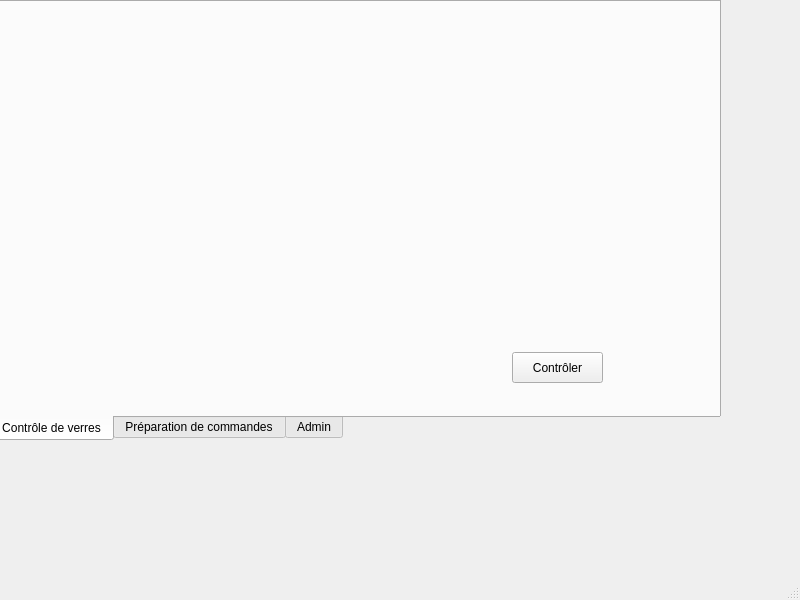
Qt form mainwindow.ui (bsellier/lpc) before a commit.
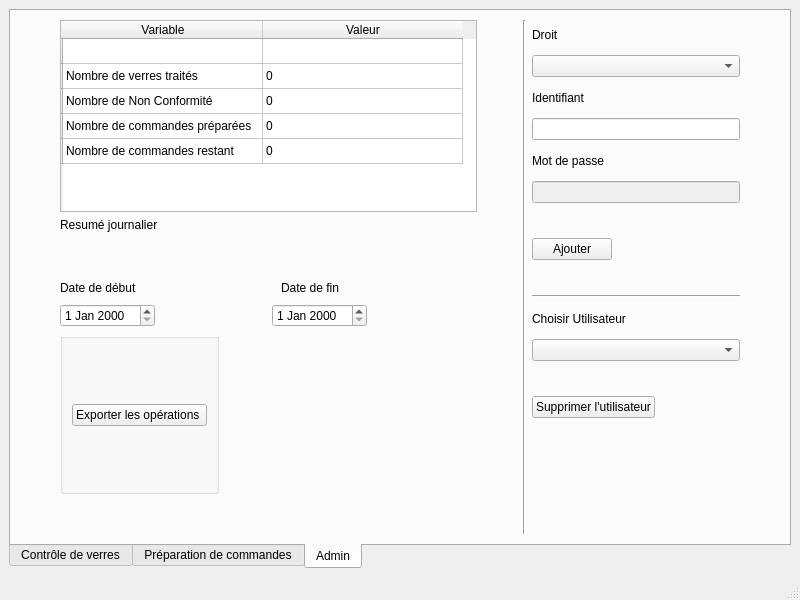
The same form after that commit.

Patch:
```diff
--- a/mainwindow.ui
+++ b/mainwindow.ui
@@ -10,54 +10,954 @@
     <height>600</height>
    </rect>
   </property>
+  <property name="minimumSize">
+   <size>
+    <width>800</width>
+    <height>600</height>
+   </size>
+  </property>
   <property name="windowTitle">
    <string>MainWindow</string>
   </property>
   <widget class="QWidget" name="centralwidget">
-   <widget class="QTabWidget" name="tabWidget">
-    <property name="geometry">
-     <rect>
-      <x>-10</x>
-      <y>0</y>
-      <width>731</width>
-      <height>441</height>
-     </rect>
-    </property>
-    <property name="tabPosition">
-     <enum>QTabWidget::South</enum>
-    </property>
-    <property name="currentIndex">
-     <number>0</number>
-    </property>
-    <widget class="QWidget" name="tab">
-     <attribute name="title">
-      <string>Contrôle de verres</string>
-     </attribute>
-     <widget class="QPushButton" name="pushButton">
-      <property name="geometry">
-       <rect>
-        <x>520</x>
-        <y>350</y>
-        <width>91</width>
-        <height>31</height>
-       </rect>
+   <layout class="QGridLayout" name="gridLayout">
+    <item row="0" column="0">
+     <widget class="QTabWidget" name="tabWidget">
+      <property name="tabPosition">
+       <enum>QTabWidget::South</enum>
       </property>
-      <property name="text">
-       <string>Contrôler</string>
+      <property name="currentIndex">
+       <number>2</number>
       </property>
+      <widget class="QWidget" name="tbControle">
+       <attribute name="title">
+        <string>Contrôle de verres</string>
+       </attribute>
+       <widget class="QPushButton" name="cmdControler">
+        <property name="geometry">
+         <rect>
+          <x>260</x>
+          <y>140</y>
+          <width>141</width>
+          <height>41</height>
+         </rect>
+        </property>
+        <property name="text">
+         <string>Commencer le contrôle</string>
+        </property>
+        <property name="checkable">
+         <bool>false</bool>
+        </property>
+       </widget>
+       <widget class="QComboBox" name="typeVerre">
+        <property name="geometry">
+         <rect>
+          <x>40</x>
+          <y>30</y>
+          <width>161</width>
+          <height>22</height>
+         </rect>
+        </property>
+       </widget>
+       <widget class="QLabel" name="label">
+        <property name="geometry">
+         <rect>
+          <x>40</x>
+          <y>10</y>
+          <width>71</width>
+          <height>16</height>
+         </rect>
+        </property>
+        <property name="text">
+         <string>Type de verre</string>
+        </property>
+       </widget>
+       <widget class="QLabel" name="label_2">
+        <property name="geometry">
+         <rect>
+          <x>40</x>
+          <y>80</y>
+          <width>161</width>
+          <height>16</height>
+         </rect>
+        </property>
+        <property name="text">
+         <string>Numéro de commande</string>
+        </property>
+       </widget>
+       <widget class="QLabel" name="label_3">
+        <property name="geometry">
+         <rect>
+          <x>40</x>
+          <y>150</y>
+          <width>161</width>
+          <height>16</height>
+         </rect>
+        </property>
+        <property name="text">
+         <string>Numéro de dossier</string>
+        </property>
+       </widget>
+       <widget class="QComboBox" name="etatSurface">
+        <property name="geometry">
+         <rect>
+          <x>40</x>
+          <y>230</y>
+          <width>161</width>
+          <height>22</height>
+         </rect>
+        </property>
+       </widget>
+       <widget class="QLabel" name="label_6">
+        <property name="geometry">
+         <rect>
+          <x>40</x>
+          <y>210</y>
+          <width>111</width>
+          <height>16</height>
+         </rect>
+        </property>
+        <property name="text">
+         <string>Etat de surface</string>
+        </property>
+       </widget>
+       <widget class="QGroupBox" name="SpeStand">
+        <property name="geometry">
+         <rect>
+          <x>260</x>
+          <y>30</y>
+          <width>120</width>
+          <height>41</height>
+         </rect>
+        </property>
+        <property name="title">
+         <string/>
+        </property>
+        <property name="flat">
+         <bool>true</bool>
+        </property>
+        <widget class="QRadioButton" name="radioButton_2">
+         <property name="geometry">
+          <rect>
+           <x>0</x>
+           <y>20</y>
+           <width>89</width>
+           <height>20</height>
+          </rect>
+         </property>
+         <property name="text">
+          <string>Standard</string>
+         </property>
+        </widget>
+        <widget class="QRadioButton" name="radioButton">
+         <property name="geometry">
+          <rect>
+           <x>0</x>
+           <y>0</y>
+           <width>89</width>
+           <height>20</height>
+          </rect>
+         </property>
+         <property name="text">
+          <string>Spécial</string>
+         </property>
+         <property name="checked">
+          <bool>true</bool>
+         </property>
+        </widget>
+       </widget>
+       <widget class="QGroupBox" name="SpeStand_2">
+        <property name="geometry">
+         <rect>
+          <x>260</x>
+          <y>80</y>
+          <width>120</width>
+          <height>41</height>
+         </rect>
+        </property>
+        <property name="title">
+         <string/>
+        </property>
+        <property name="flat">
+         <bool>true</bool>
+        </property>
+        <widget class="QRadioButton" name="radioButton_3">
+         <property name="geometry">
+          <rect>
+           <x>0</x>
+           <y>20</y>
+           <width>111</width>
+           <height>20</height>
+          </rect>
+         </property>
+         <property name="text">
+          <string>Contrôle partiel</string>
+         </property>
+        </widget>
+        <widget class="QRadioButton" name="radioButton_4">
+         <property name="geometry">
+          <rect>
+           <x>0</x>
+           <y>0</y>
+           <width>111</width>
+           <height>20</height>
+          </rect>
+         </property>
+         <property name="text">
+          <string>Contrôle total</string>
+         </property>
+         <property name="checked">
+          <bool>true</bool>
+         </property>
+        </widget>
+       </widget>
+       <widget class="QGraphicsView" name="graphicsView">
+        <property name="geometry">
+         <rect>
+          <x>420</x>
+          <y>0</y>
+          <width>256</width>
+          <height>511</height>
+         </rect>
+        </property>
+       </widget>
+       <widget class="QPushButton" name="cmdValiderVerre">
+        <property name="geometry">
+         <rect>
+          <x>40</x>
+          <y>320</y>
+          <width>161</width>
+          <height>41</height>
+         </rect>
+        </property>
+        <property name="text">
+         <string>Valider</string>
+        </property>
+        <property name="checkable">
+         <bool>false</bool>
+        </property>
+       </widget>
+       <widget class="QLineEdit" name="txtNumCommande">
+        <property name="geometry">
+         <rect>
+          <x>40</x>
+          <y>110</y>
+          <width>161</width>
+          <height>22</height>
+         </rect>
+        </property>
+       </widget>
+       <widget class="QLineEdit" name="txtNumDossier">
+        <property name="enabled">
+         <bool>false</bool>
+        </property>
+        <property name="geometry">
+         <rect>
+          <x>40</x>
+          <y>180</y>
+          <width>161</width>
+          <height>22</height>
+         </rect>
+        </property>
+       </widget>
+       <widget class="QWidget" name="horizontalLayoutWidget_10">
+        <property name="geometry">
+         <rect>
+          <x>130</x>
+          <y>400</y>
+          <width>160</width>
+          <height>80</height>
+         </rect>
+        </property>
+        <layout class="QHBoxLayout" name="horizontalLayout_16"/>
+       </widget>
+      </widget>
+      <widget class="QWidget" name="tbPreparation">
+       <attribute name="title">
+        <string>Préparation de commandes</string>
+       </attribute>
+       <layout class="QHBoxLayout" name="horizontalLayout_5">
+        <item>
+         <layout class="QVBoxLayout" name="verticalLayout">
+          <item>
+           <layout class="QHBoxLayout" name="horizontalLayout" stretch="3,2,2,2">
+            <item>
+             <widget class="QTableWidget" name="tableWidget_3">
+              <column>
+               <property name="text">
+                <string>Commande</string>
+               </property>
+              </column>
+              <column>
+               <property name="text">
+                <string>Nouvelle colonne</string>
+               </property>
+              </column>
+              <column>
+               <property name="text">
+                <string>Terminé?</string>
+               </property>
+              </column>
+             </widget>
+            </item>
+            <item>
+             <spacer name="horizontalSpacer">
+              <property name="orientation">
+               <enum>Qt::Horizontal</enum>
+              </property>
+              <property name="sizeHint" stdset="0">
+               <size>
+                <width>40</width>
+                <height>20</height>
+               </size>
+              </property>
+             </spacer>
+            </item>
+            <item>
+             <widget class="Line" name="line_3">
+              <property name="orientation">
+               <enum>Qt::Vertical</enum>
+              </property>
+             </widget>
+            </item>
+            <item>
+             <widget class="QTableWidget" name="tableWidget_2">
+              <column>
+               <property name="text">
+                <string>Nouvelle colonne</string>
+               </property>
+              </column>
+              <column>
+               <property name="text">
+                <string>Quantité</string>
+               </property>
+              </column>
+             </widget>
+            </item>
+           </layout>
+          </item>
+          <item>
+           <layout class="QHBoxLayout" name="horizontalLayout_4" stretch="1,1,1,2,0,0">
+            <item>
+             <spacer name="horizontalSpacer_5">
+              <property name="orientation">
+               <enum>Qt::Horizontal</enum>
+              </property>
+              <property name="sizeHint" stdset="0">
+               <size>
+                <width>40</width>
+                <height>20</height>
+               </size>
+              </property>
+             </spacer>
+            </item>
+            <item>
+             <widget class="QLabel" name="label_10">
+              <property name="text">
+               <string>Resumé journalier</string>
+              </property>
+             </widget>
+            </item>
+            <item>
+             <spacer name="horizontalSpacer_7">
+              <property name="orientation">
+               <enum>Qt::Horizontal</enum>
+              </property>
+              <property name="sizeHint" stdset="0">
+               <size>
+                <width>40</width>
+                <height>20</height>
+               </size>
+              </property>
+             </spacer>
+            </item>
+            <item>
+             <spacer name="horizontalSpacer_4">
+              <property name="orientation">
+               <enum>Qt::Horizontal</enum>
+              </property>
+              <property name="sizeHint" stdset="0">
+               <size>
+                <width>40</width>
+                <height>20</height>
+               </size>
+              </property>
+             </spacer>
+            </item>
+            <item>
+             <widget class="QLabel" name="label_9">
+              <property name="text">
+               <string>Détail commande</string>
+              </property>
+             </widget>
+            </item>
+            <item>
+             <spacer name="horizontalSpacer_6">
+              <property name="orientation">
+               <enum>Qt::Horizontal</enum>
+              </property>
+              <property name="sizeHint" stdset="0">
+               <size>
+                <width>40</width>
+                <height>20</height>
+               </size>
+              </property>
+             </spacer>
+            </item>
+           </layout>
+          </item>
+          <item>
+           <spacer name="verticalSpacer">
+            <property name="orientation">
+             <enum>Qt::Vertical</enum>
+            </property>
+            <property name="sizeHint" stdset="0">
+             <size>
+              <width>20</width>
+              <height>20</height>
+             </size>
+            </property>
+           </spacer>
+          </item>
+          <item>
+           <layout class="QHBoxLayout" name="horizontalLayout_2" stretch="1,2,1,0">
+            <item>
+             <widget class="QPushButton" name="pushButton">
+              <property name="text">
+               <string>Preparer</string>
+              </property>
+             </widget>
+            </item>
+            <item>
+             <spacer name="horizontalSpacer_2">
+              <property name="orientation">
+               <enum>Qt::Horizontal</enum>
+              </property>
+              <property name="sizeHint" stdset="0">
+               <size>
+                <width>40</width>
+                <height>20</height>
+               </size>
+              </property>
+             </spacer>
+            </item>
+            <item>
+             <widget class="QPushButton" name="pushButton_2">
+              <property name="text">
+               <string>Terminé</string>
+              </property>
+             </widget>
+            </item>
+            <item>
+             <spacer name="horizontalSpacer_3">
+              <property name="orientation">
+               <enum>Qt::Horizontal</enum>
+              </property>
+              <property name="sizeHint" stdset="0">
+               <size>
+                <width>40</width>
+                <height>20</height>
+               </size>
+              </property>
+             </spacer>
+            </item>
+           </layout>
+          </item>
+         </layout>
+        </item>
+       </layout>
+      </widget>
+      <widget class="QWidget" name="tbAdmin">
+       <attribute name="title">
+        <string>Admin</string>
+       </attribute>
+       <layout class="QHBoxLayout" name="horizontalLayout_14">
+        <item>
+         <layout class="QHBoxLayout" name="horizontalLayout_13" stretch="0,2,0,0,1,0">
+          <item>
+           <spacer name="horizontalSpacer_16">
+            <property name="orientation">
+             <enum>Qt::Horizontal</enum>
+            </property>
+            <property name="sizeHint" stdset="0">
+             <size>
+              <width>40</width>
+              <height>20</height>
+             </size>
+            </property>
+           </spacer>
+          </item>
+          <item>
+           <layout class="QVBoxLayout" name="verticalLayout_3" stretch="0,0,0,0,0,2,0">
+            <item>
+             <widget class="QTableWidget" name="tableWidget">
+              <property name="frameShape">
+               <enum>QFrame::StyledPanel</enum>
+              </property>
+              <property name="selectionBehavior">
+               <enum>QAbstractItemView::SelectRows</enum>
+              </property>
+              <property name="showGrid">
+               <bool>true</bool>
+              </property>
+              <property name="gridStyle">
+               <enum>Qt::SolidLine</enum>
+              </property>
+              <property name="rowCount">
+               <number>5</number>
+              </property>
+              <property name="columnCount">
+               <number>2</number>
+              </property>
+              <attribute name="horizontalHeaderCascadingSectionResizes">
+               <bool>false</bool>
+              </attribute>
+              <attribute name="horizontalHeaderMinimumSectionSize">
+               <number>40</number>
+              </attribute>
+              <attribute name="horizontalHeaderDefaultSectionSize">
+               <number>200</number>
+              </attribute>
+              <attribute name="horizontalHeaderShowSortIndicator" stdset="0">
+               <bool>false</bool>
+              </attribute>
+              <attribute name="verticalHeaderDefaultSectionSize">
+               <number>25</number>
+              </attribute>
+              <row>
+               <property name="text">
+                <string/>
+               </property>
+              </row>
+              <row>
+               <property name="text">
+                <string/>
+               </property>
+              </row>
+              <row>
+               <property name="text">
+                <string/>
+               </property>
+              </row>
+              <row>
+               <property name="text">
+                <string/>
+               </property>
+              </row>
+              <row>
+               <property name="text">
+                <string/>
+               </property>
+              </row>
+              <column>
+               <property name="text">
+                <string>Variable</string>
+               </property>
+              </column>
+              <column>
+               <property name="text">
+                <string>Valeur</string>
+               </property>
+              </column>
+              <item row="0" column="0">
+               <property name="text">
+                <string/>
+               </property>
+              </item>
+              <item row="1" column="0">
+               <property name="text">
+                <string>Nombre de verres traités</string>
+               </property>
+              </item>
+              <item row="1" column="1">
+               <property name="text">
+                <string>0</string>
+               </property>
+              </item>
+              <item row="2" column="0">
+               <property name="text">
+                <string>Nombre de Non Conformité</string>
+               </property>
+              </item>
+              <item row="2" column="1">
+               <property name="text">
+                <string>0</string>
+               </property>
+              </item>
+              <item row="3" column="0">
+               <property name="text">
+                <string>Nombre de commandes préparées</string>
+               </property>
+              </item>
+              <item row="3" column="1">
+               <property name="text">
+                <string>0</string>
+               </property>
+              </item>
+              <item row="4" column="0">
+               <property name="text">
+                <string>Nombre de commandes restant</string>
+               </property>
+              </item>
+              <item row="4" column="1">
+               <property name="text">
+                <string>0</string>
+               </property>
+              </item>
+             </widget>
+            </item>
+            <item>
+             <widget class="QLabel" name="label_13">
+              <property name="text">
+               <string>Resumé journalier</string>
+              </property>
+             </widget>
+            </item>
+            <item>
+             <spacer name="verticalSpacer_5">
+              <property name="orientation">
+               <enum>Qt::Vertical</enum>
+              </property>
+              <property name="sizeHint" stdset="0">
+               <size>
+                <width>20</width>
+                <height>40</height>
+               </size>
+              </property>
+             </spacer>
+            </item>
+            <item>
+             <layout class="QHBoxLayout" name="horizontalLayout_7">
+              <item>
+               <widget class="QLabel" name="label_11">
+                <property name="text">
+                 <string>Date de début</string>
+                </property>
+               </widget>
+              </item>
+              <item>
+               <spacer name="horizontalSpacer_13">
+                <property name="orientation">
+                 <enum>Qt::Horizontal</enum>
+                </property>
+                <property name="sizeHint" stdset="0">
+                 <size>
+                  <width>40</width>
+                  <height>20</height>
+                 </size>
+                </property>
+               </spacer>
+              </item>
+              <item>
+               <widget class="QLabel" name="label_12">
+                <property name="text">
+                 <string>Date de fin</string>
+                </property>
+               </widget>
+              </item>
+              <item>
+               <spacer name="horizontalSpacer_12">
+                <property name="orientation">
+                 <enum>Qt::Horizontal</enum>
+                </property>
+                <property name="sizeHint" stdset="0">
+                 <size>
+                  <width>40</width>
+                  <height>20</height>
+                 </size>
+                </property>
+               </spacer>
+              </item>
+             </layout>
+            </item>
+            <item>
+             <layout class="QHBoxLayout" name="horizontalLayout_6">
+              <item>
+               <widget class="QDateEdit" name="dateEdit"/>
+              </item>
+              <item>
+               <spacer name="horizontalSpacer_14">
+                <property name="orientation">
+                 <enum>Qt::Horizontal</enum>
+                </property>
+                <property name="sizeHint" stdset="0">
+                 <size>
+                  <width>40</width>
+                  <height>20</height>
+                 </size>
+                </property>
+               </spacer>
+              </item>
+              <item>
+               <widget class="QDateEdit" name="dateEdit_2"/>
+              </item>
+              <item>
+               <spacer name="horizontalSpacer_15">
+                <property name="orientation">
+                 <enum>Qt::Horizontal</enum>
+                </property>
+                <property name="sizeHint" stdset="0">
+                 <size>
+                  <width>40</width>
+                  <height>20</height>
+                 </size>
+                </property>
+               </spacer>
+              </item>
+             </layout>
+            </item>
+            <item>
+             <layout class="QHBoxLayout" name="horizontalLayout_9">
+              <item>
+               <widget class="QGroupBox" name="verticalGroupBox_4">
+                <layout class="QVBoxLayout" name="verticalLayout_7">
+                 <item>
+                  <widget class="QPushButton" name="cmdExportDonnees">
+                   <property name="sizePolicy">
+                    <sizepolicy hsizetype="Minimum" vsizetype="Fixed">
+                     <horstretch>0</horstretch>
+                     <verstretch>40</verstretch>
+                    </sizepolicy>
+                   </property>
+                   <property name="minimumSize">
+                    <size>
+                     <width>0</width>
+                     <height>1</height>
+                    </size>
+                   </property>
+                   <property name="text">
+                    <string>Exporter les opérations </string>
+                   </property>
+                  </widget>
+                 </item>
+                </layout>
+               </widget>
+              </item>
+              <item>
+               <spacer name="horizontalSpacer_8">
+                <property name="orientation">
+                 <enum>Qt::Horizontal</enum>
+                </property>
+                <property name="sizeHint" stdset="0">
+                 <size>
+                  <width>40</width>
+                  <height>20</height>
+                 </size>
+                </property>
+               </spacer>
+              </item>
+             </layout>
+            </item>
+            <item>
+             <spacer name="verticalSpacer_6">
+              <property name="orientation">
+               <enum>Qt::Vertical</enum>
+              </property>
+              <property name="sizeHint" stdset="0">
+               <size>
+                <width>20</width>
+                <height>40</height>
+               </size>
+              </property>
+             </spacer>
+            </item>
+           </layout>
+          </item>
+          <item>
+           <spacer name="horizontalSpacer_11">
+            <property name="orientation">
+             <enum>Qt::Horizontal</enum>
+            </property>
+            <property name="sizeHint" stdset="0">
+             <size>
+              <width>40</width>
+              <height>20</height>
+             </size>
+            </property>
+           </spacer>
+          </item>
+          <item>
+           <widget class="Line" name="line">
+            <property name="orientation">
+             <enum>Qt::Vertical</enum>
+            </property>
+           </widget>
+          </item>
+          <item>
+           <layout class="QVBoxLayout" name="verticalLayout_4" stretch="1,2,1,2,1,2,1,3,1,2,1,2,1,2,4">
+            <item>
+             <widget class="QLabel" name="label_4">
+              <property name="text">
+               <string>Droit</string>
+              </property>
+             </widget>
+            </item>
+            <item>
+             <widget class="QComboBox" name="lstDroit"/>
+            </item>
+            <item>
+             <widget class="QLabel" name="label_5">
+              <property name="text">
+               <string>Identifiant</string>
+              </property>
+             </widget>
+            </item>
+            <item>
+             <widget class="QLineEdit" name="txtIdentifiantAjout"/>
+            </item>
+            <item>
+             <widget class="QLabel" name="label_7">
+              <property name="text">
+               <string>Mot de passe</string>
+              </property>
+             </widget>
+            </item>
+            <item>
+             <widget class="QLineEdit" name="txtImdpAjout">
+              <property name="enabled">
+               <bool>false</bool>
+              </property>
+             </widget>
+            </item>
+            <item>
+             <spacer name="verticalSpacer_3">
+              <property name="orientation">
+               <enum>Qt::Vertical</enum>
+              </property>
+              <property name="sizeHint" stdset="0">
+               <size>
+                <width>20</width>
+                <height>40</height>
+               </size>
+              </property>
+             </spacer>
+            </item>
+            <item>
+             <layout class="QHBoxLayout" name="horizontalLayout_10">
+              <item>
+               <widget class="QPushButton" name="cmdAjoutUser">
+                <property name="text">
+                 <string>Ajouter</string>
+                </property>
+               </widget>
+              </item>
+              <item>
+               <spacer name="horizontalSpacer_10">
+                <property name="orientation">
+                 <enum>Qt::Horizontal</enum>
+                </property>
+                <property name="sizeHint" stdset="0">
+                 <size>
+                  <width>40</width>
+                  <height>20</height>
+                 </size>
+                </property>
+               </spacer>
+              </item>
+             </layout>
+            </item>
+            <item>
+             <spacer name="verticalSpacer_4">
+              <property name="orientation">
+               <enum>Qt::Vertical</enum>
+              </property>
+              <property name="sizeHint" stdset="0">
+               <size>
+                <width>20</width>
+                <height>40</height>
+               </size>
+              </property>
+             </spacer>
+            </item>
+            <item>
+             <widget class="Line" name="line_2">
+              <property name="orientation">
+               <enum>Qt::Horizontal</enum>
+              </property>
+             </widget>
+            </item>
+            <item>
+             <widget class="QLabel" name="label_8">
+              <property name="text">
+               <string>Choisir Utilisateur</string>
+              </property>
+             </widget>
+            </item>
+            <item>
+             <widget class="QComboBox" name="lstUtilisateur"/>
+            </item>
+            <item>
+             <spacer name="verticalSpacer_7">
+              <property name="orientation">
+               <enum>Qt::Vertical</enum>
+              </property>
+              <property name="sizeHint" stdset="0">
+               <size>
+                <width>20</width>
+                <height>40</height>
+               </size>
+              </property>
+             </spacer>
+            </item>
+            <item>
+             <layout class="QHBoxLayout" name="horizontalLayout_11">
+              <item>
+               <widget class="QPushButton" name="cmdSupprimerUser">
+                <property name="text">
+                 <string>Supprimer l'utilisateur</string>
+                </property>
+               </widget>
+              </item>
+              <item>
+               <spacer name="horizontalSpacer_9">
+                <property name="orientation">
+                 <enum>Qt::Horizontal</enum>
+                </property>
+                <property name="sizeHint" stdset="0">
+                 <size>
+                  <width>40</width>
+                  <height>20</height>
+                 </size>
+                </property>
+               </spacer>
+              </item>
+             </layout>
+            </item>
+            <item>
+             <spacer name="verticalSpacer_2">
+              <property name="orientation">
+               <enum>Qt::Vertical</enum>
+              </property>
+              <property name="sizeHint" stdset="0">
+               <size>
+                <width>20</width>
+                <height>40</height>
+               </size>
+              </property>
+             </spacer>
+            </item>
+           </layout>
+          </item>
+          <item>
+           <spacer name="horizontalSpacer_17">
+            <property name="orientation">
+             <enum>Qt::Horizontal</enum>
+            </property>
+            <property name="sizeHint" stdset="0">
+             <size>
+              <width>40</width>
+              <height>20</height>
+             </size>
+            </property>
+           </spacer>
+          </item>
+         </layout>
+        </item>
+       </layout>
+      </widget>
      </widget>
-    </widget>
-    <widget class="QWidget" name="tab_2">
-     <attribute name="title">
-      <string>Préparation de commandes</string>
-     </attribute>
-    </widget>
-    <widget class="QWidget" name="tab_3">
-     <attribute name="title">
-      <string>Admin</string>
-     </attribute>
-    </widget>
-   </widget>
+    </item>
+   </layout>
   </widget>
   <widget class="QMenuBar" name="menubar">
    <property name="geometry">
```
Left out of the diff: 2 changed lines with no effect on the pictures.
